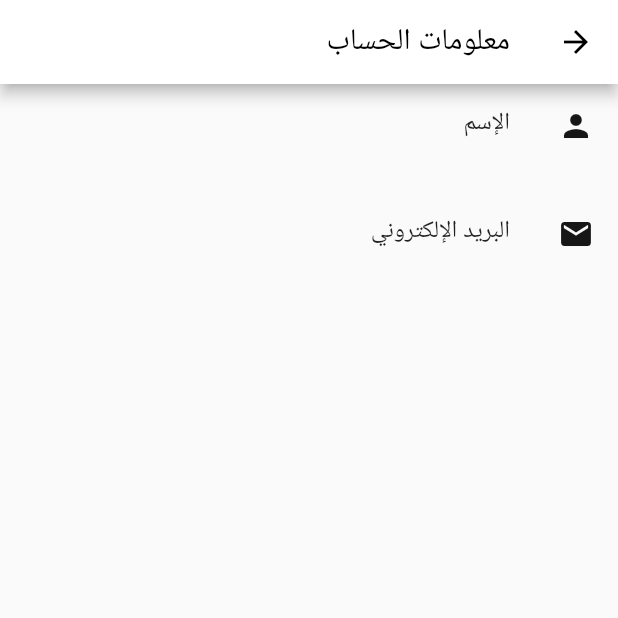
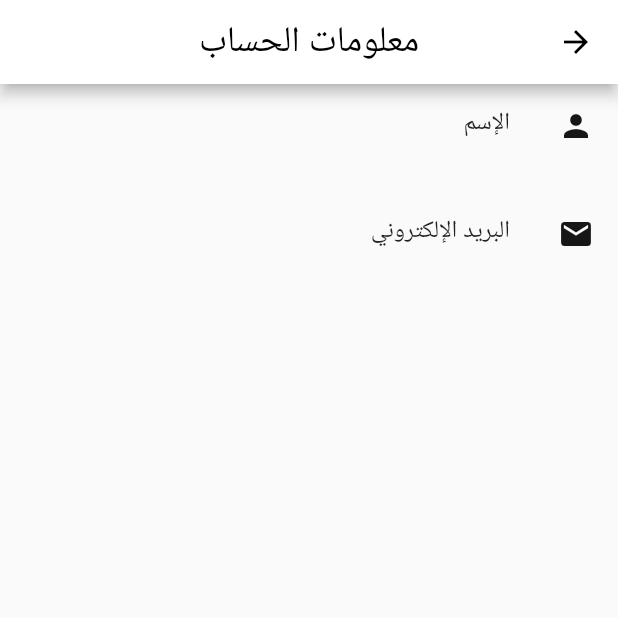
Before and after one commit to Lujain-M02/2023-GP1-6, a Flutter app: the MorePage screen opened directly, after a tap on "معلومات الحساب", on a phone screen of 412 x 824 dp, the top half of it. Run offline on Flutter 3.47's test engine with Material 2 defaults, Android fonts, the phone set to English and light mode, and no system bars; our stand-ins replace animate_do, animated_text_kit, cloud_firestore, firebase_auth, firebase_core, font_awesome_flutter and 3 more; accounts and stored records are empty.

Commit message:
font size and centering

```diff
--- a/your_story/lib/pages/More_Page/more_page.dart
+++ b/your_story/lib/pages/More_Page/more_page.dart
@@ -16,15 +16,13 @@ class MorePage extends StatelessWidget {
         appBar: AppBar(
             backgroundColor: Colors.white,
             // const Color.fromARGB(255, 238, 245, 255),
-          title: const Text('المزيد'),
+            title: const Text(
+              'المزيد',
+            ),
+            centerTitle: true,
             titleTextStyle: const TextStyle(
               color: Colors.black,
               fontSize: 24,
-          ),
-          leading: IconButton(
-            icon:
-                FaIcon(FontAwesomeIcons.bars, color: YourStoryStyle.titleColor),
-            onPressed: () => {},
             ),
             ),
         body: Stack(
@@ -108,8 +106,7 @@ class MorePage extends StatelessWidget {
     return Column(
       children: <Widget>[
         ListTile(
-          leading: Icon(icon,
-              color: YourStoryStyle.titleColor),
+          leading: Icon(icon, color: YourStoryStyle.titleColor),
           //Color.fromARGB(255, 57, 96, 130)), // Customize the icon color
           title: Text(
             title,
--- a/your_story/lib/pages/More_Page/user_info.dart
+++ b/your_story/lib/pages/More_Page/user_info.dart
@@ -16,6 +16,8 @@ class ProfileScreen extends StatelessWidget {
             'معلومات الحساب',
             style: TextStyle(color: Colors.black),
           ),
+          titleTextStyle: const TextStyle(fontSize: 24,),
+          centerTitle: true,
           leading: const BackButton(color: Colors.black),
         ),
         body: profileInformation(),
--- a/your_story/lib/pages/MyStories_page/my_stories_page.dart
+++ b/your_story/lib/pages/MyStories_page/my_stories_page.dart
@@ -58,7 +58,7 @@ class _MyStoriesState extends State<MyStories> {
         child: Scaffold(
           appBar: AppBar(
             title: const Text("قصصي",
-                style: TextStyle(fontSize: 25, color: Colors.black)),
+                style: TextStyle(fontSize: 24, color: Colors.black)),
             centerTitle: true,
             backgroundColor: Colors.white,
           ),
--- a/your_story/lib/pages/create_story_pages/create_story.dart
+++ b/your_story/lib/pages/create_story_pages/create_story.dart
@@ -87,7 +87,7 @@ class _CreateStory extends State<CreateStory> {
             title: const Text(
               "اصنع قصتك",
               style: TextStyle(
-                  fontSize: 25,
+                  fontSize: 24,
                   color: Colors.black),
             ),
             centerTitle: true,
```
Lines whose indentation alone changed are shown as unchanged.
